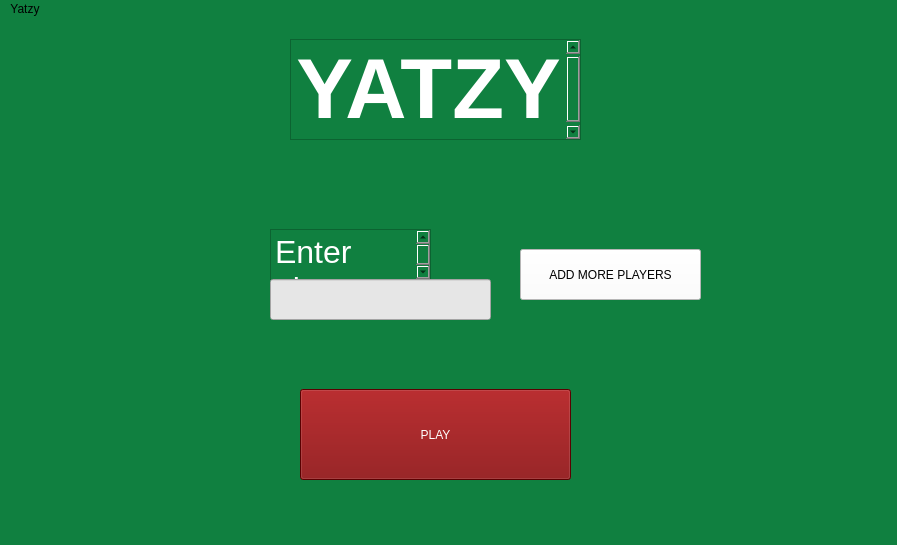
Before: the Qt Designer form Yatzy_front_v2/startwindow.ui in alten-linkoping/yatzy-2019, drawn with Qt 5.
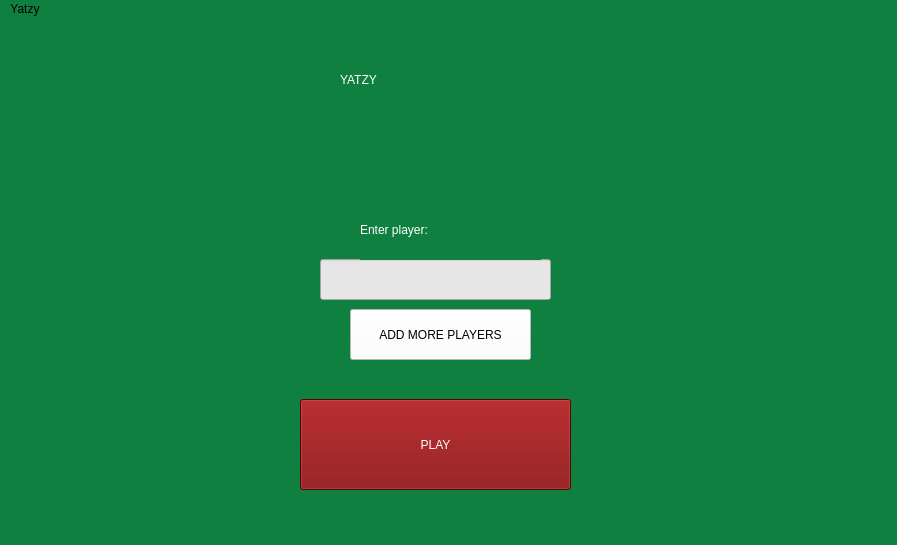
After: the same form once the commit is applied.

Commit message: Alternative window added

Patch:
```diff
--- a/Yatzy_front_v2/startwindow.ui
+++ b/Yatzy_front_v2/startwindow.ui
@@ -17,45 +17,11 @@
    <string notr="true">background-color: rgb(16, 128, 64);</string>
   </property>
   <widget class="QWidget" name="centralwidget">
-   <widget class="QTextBrowser" name="textBrowser">
-    <property name="geometry">
-     <rect>
-      <x>290</x>
-      <y>20</y>
-      <width>291</width>
-      <height>101</height>
-     </rect>
-    </property>
-    <property name="html">
-     <string>&lt;!DOCTYPE HTML PUBLIC &quot;-//W3C//DTD HTML 4.0//EN&quot; &quot;http://www.w3.org/TR/REC-html40/strict.dtd&quot;&gt;
-&lt;html&gt;&lt;head&gt;&lt;meta name=&quot;qrichtext&quot; content=&quot;1&quot; /&gt;&lt;style type=&quot;text/css&quot;&gt;
-p, li { white-space: pre-wrap; }
-&lt;/style&gt;&lt;/head&gt;&lt;body style=&quot; font-family:'.SF NS Text'; font-size:13pt; font-weight:400; font-style:normal;&quot;&gt;
-&lt;p align=&quot;center&quot; style=&quot; margin-top:0px; margin-bottom:0px; margin-left:0px; margin-right:0px; -qt-block-indent:0; text-indent:0px;&quot;&gt;&lt;span style=&quot; font-size:64pt; font-weight:600; color:#ffffff;&quot;&gt;YATZY&lt;/span&gt;&lt;/p&gt;&lt;/body&gt;&lt;/html&gt;</string>
-    </property>
-   </widget>
-   <widget class="QTextBrowser" name="textBrowser_2">
-    <property name="geometry">
-     <rect>
-      <x>270</x>
-      <y>210</y>
-      <width>161</width>
-      <height>51</height>
-     </rect>
-    </property>
-    <property name="html">
-     <string>&lt;!DOCTYPE HTML PUBLIC &quot;-//W3C//DTD HTML 4.0//EN&quot; &quot;http://www.w3.org/TR/REC-html40/strict.dtd&quot;&gt;
-&lt;html&gt;&lt;head&gt;&lt;meta name=&quot;qrichtext&quot; content=&quot;1&quot; /&gt;&lt;style type=&quot;text/css&quot;&gt;
-p, li { white-space: pre-wrap; }
-&lt;/style&gt;&lt;/head&gt;&lt;body style=&quot; font-family:'.SF NS Text'; font-size:13pt; font-weight:400; font-style:normal;&quot;&gt;
-&lt;p style=&quot; margin-top:0px; margin-bottom:0px; margin-left:0px; margin-right:0px; -qt-block-indent:0; text-indent:0px;&quot;&gt;&lt;span style=&quot; font-size:24pt; color:#ffffff;&quot;&gt;Enter player:&lt;/span&gt;&lt;/p&gt;&lt;/body&gt;&lt;/html&gt;</string>
-    </property>
-   </widget>
    <widget class="QPushButton" name="pushButton_ADD">
     <property name="geometry">
      <rect>
-      <x>520</x>
-      <y>230</y>
+      <x>350</x>
+      <y>290</y>
       <width>181</width>
       <height>51</height>
      </rect>
@@ -72,7 +38,7 @@
     <property name="geometry">
      <rect>
       <x>300</x>
-      <y>370</y>
+      <y>380</y>
       <width>271</width>
       <height>91</height>
      </rect>
@@ -89,9 +55,9 @@
    <widget class="QLineEdit" name="lineEdit">
     <property name="geometry">
      <rect>
-      <x>270</x>
-      <y>260</y>
-      <width>221</width>
+      <x>320</x>
+      <y>240</y>
+      <width>231</width>
       <height>41</height>
      </rect>
     </property>
@@ -101,6 +67,40 @@
 color: rgb(0, 0, 0);</string>
     </property>
    </widget>
+   <widget class="QLabel" name="label">
+    <property name="geometry">
+     <rect>
+      <x>340</x>
+      <y>0</y>
+      <width>241</width>
+      <height>121</height>
+     </rect>
+    </property>
+    <property name="styleSheet">
+     <string notr="true">font: 64pt &quot;.SF NS Text&quot;;
+color: rgb(255, 255, 255);</string>
+    </property>
+    <property name="text">
+     <string>YATZY</string>
+    </property>
+   </widget>
+   <widget class="QLabel" name="label_2">
+    <property name="geometry">
+     <rect>
+      <x>360</x>
+      <y>180</y>
+      <width>181</width>
+      <height>61</height>
+     </rect>
+    </property>
+    <property name="styleSheet">
+     <string notr="true">font: 26pt &quot;.SF NS Text&quot;;
+color: rgb(255, 255, 255);</string>
+    </property>
+    <property name="text">
+     <string>Enter player:</string>
+    </property>
+   </widget>
   </widget>
   <widget class="QMenuBar" name="menubar">
    <property name="geometry">
```
The commit also changes 7 other files.
